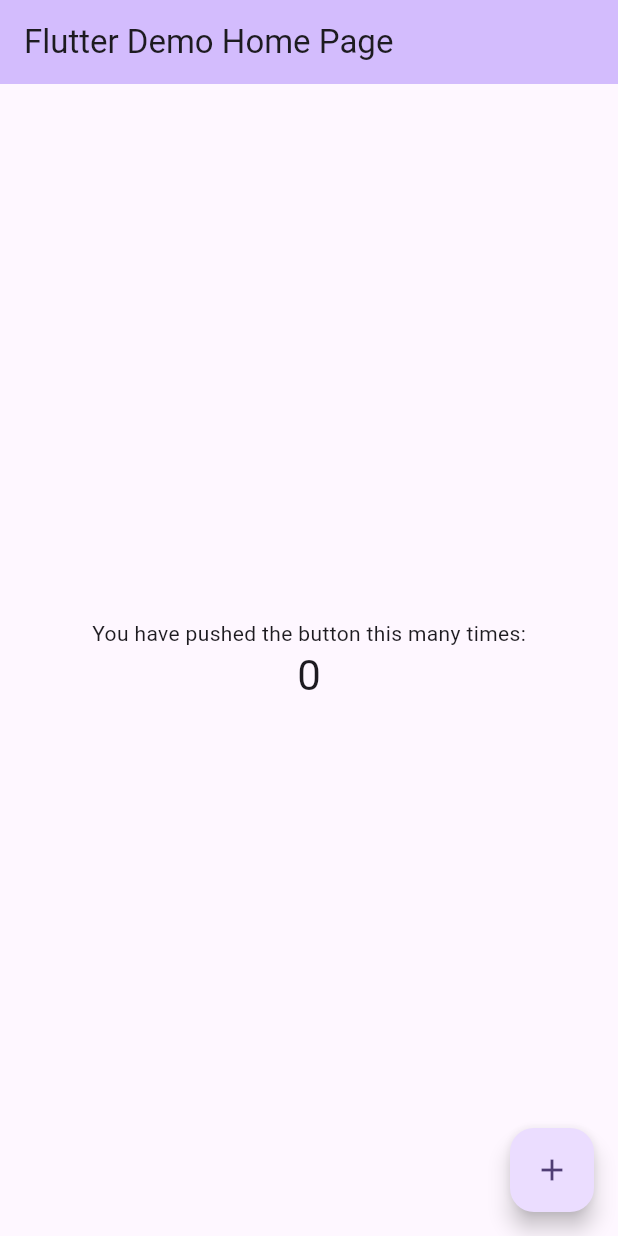
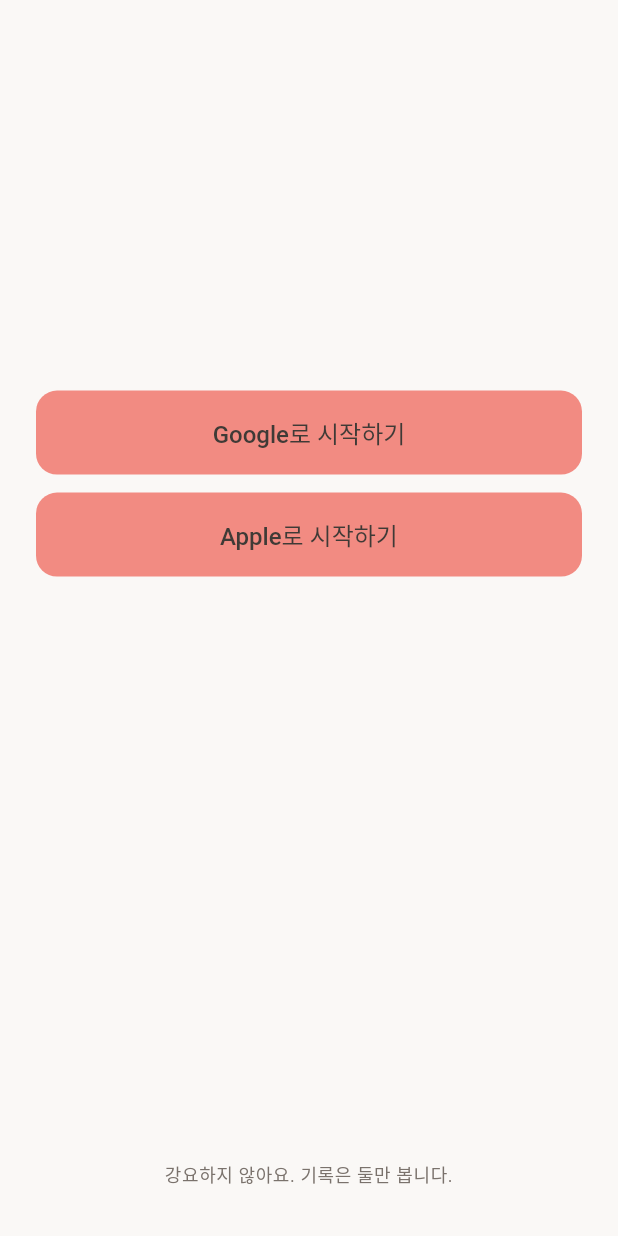
Before and after one commit to iplepine/nodtry, a Flutter app: the screen it shows after launch, on a phone screen of 412 x 824 dp. Run offline on Flutter 3.47's test engine with Material 3 defaults, Android fonts, the light colour scheme and no system bars.

Commit message:
feat: Material 3 색상 시스템 적용 및 스플래시-로그인 화면 구현
- Material 3 Apricot Theme 색상 팔레트 적용
  - Primary (Apricot), Secondary (Warm Sand), Tertiary (Soft Coral)
  - Neutral (Cream & Warm Gray) 및 Semantic Colors
  - UI 요소별 컬러 매핑 가이드 추가
  - Flutter Material 3 적용 가이드 추가

- 스플래시-로그인 화면 구현
  - 스플래시 화면 (fade 애니메이션)
  - 로그인 화면 (Google/Apple 로그인 버튼)
  - Warm Accountability 디자인 시스템 적용

- 테마 시스템 구축
  - AppColors 클래스 (Material 3 Tone 시스템)
  - AppTheme 설정
  - PrimaryButton 위젯

- 디자인 스펙 업데이트
  - Material 3 컬러 시스템으로 전면 교체
  - 헤더/네비게이션, 카드 디자인 상세 가이드
  - 버튼 스타일 및 텍스트 대비 규칙

```diff
--- a/lib/main.dart
+++ b/lib/main.dart
@@ -1,122 +1,32 @@
 import 'package:flutter/material.dart';
+import 'package:flutter/services.dart';
+import 'screens/splash_screen.dart';
+import 'theme/app_theme.dart';
 
 void main() {
-  runApp(const MyApp());
+  WidgetsFlutterBinding.ensureInitialized();
+
+  // 상태바 스타일 설정 (iOS는 자동으로 처리됨)
+  SystemChrome.setSystemUIOverlayStyle(
+    const SystemUiOverlayStyle(
+      statusBarColor: Colors.transparent,
+      statusBarIconBrightness: Brightness.dark,
+    ),
+  );
+
+  runApp(const OnMyBehalfApp());
 }
 
-class MyApp extends StatelessWidget {
-  const MyApp({super.key});
+class OnMyBehalfApp extends StatelessWidget {
+  const OnMyBehalfApp({super.key});
 
-  // This widget is the root of your application.
   @override
   Widget build(BuildContext context) {
     return MaterialApp(
-      title: 'Flutter Demo',
-      theme: ThemeData(
-        // This is the theme of your application.
-        //
-        // TRY THIS: Try running your application with "flutter run". You'll see
-        // the application has a purple toolbar. Then, without quitting the app,
-        // try changing the seedColor in the colorScheme below to Colors.green
-        // and then invoke "hot reload" (save your changes or press the "hot
-        // reload" button in a Flutter-supported IDE, or press "r" if you used
-        // the command line to start the app).
-        //
-        // Notice that the counter didn't reset back to zero; the application
-        // state is not lost during the reload. To reset the state, use hot
-        // restart instead.
-        //
-        // This works for code too, not just values: Most code changes can be
-        // tested with just a hot reload.
-        colorScheme: ColorScheme.fromSeed(seedColor: Colors.deepPurple),
-      ),
-      home: const MyHomePage(title: 'Flutter Demo Home Page'),
+      title: 'OnMyBehalf',
+      debugShowCheckedModeBanner: false,
+      theme: AppTheme.lightTheme,
+      home: const SplashScreen(),
     );
   }
 }
-
-class MyHomePage extends StatefulWidget {
-  const MyHomePage({super.key, required this.title});
-
-  // This widget is the home page of your application. It is stateful, meaning
-  // that it has a State object (defined below) that contains fields that affect
-  // how it looks.
-
-  // This class is the configuration for the state. It holds the values (in this
-  // case the title) provided by the parent (in this case the App widget) and
-  // used by the build method of the State. Fields in a Widget subclass are
-  // always marked "final".
-
-  final String title;
-
-  @override
-  State<MyHomePage> createState() => _MyHomePageState();
-}
-
-class _MyHomePageState extends State<MyHomePage> {
-  int _counter = 0;
-
-  void _incrementCounter() {
-    setState(() {
-      // This call to setState tells the Flutter framework that something has
-      // changed in this State, which causes it to rerun the build method below
-      // so that the display can reflect the updated values. If we changed
-      // _counter without calling setState(), then the build method would not be
-      // called again, and so nothing would appear to happen.
-      _counter++;
-    });
-  }
-
-  @override
-  Widget build(BuildContext context) {
-    // This method is rerun every time setState is called, for instance as done
-    // by the _incrementCounter method above.
-    //
-    // The Flutter framework has been optimized to make rerunning build methods
-    // fast, so that you can just rebuild anything that needs updating rather
-    // than having to individually change instances of widgets.
-    return Scaffold(
-      appBar: AppBar(
-        // TRY THIS: Try changing the color here to a specific color (to
-        // Colors.amber, perhaps?) and trigger a hot reload to see the AppBar
-        // change color while the other colors stay the same.
-        backgroundColor: Theme.of(context).colorScheme.inversePrimary,
-        // Here we take the value from the MyHomePage object that was created by
-        // the App.build method, and use it to set our appbar title.
-        title: Text(widget.title),
-      ),
-      body: Center(
-        // Center is a layout widget. It takes a single child and positions it
-        // in the middle of the parent.
-        child: Column(
-          // Column is also a layout widget. It takes a list of children and
-          // arranges them vertically. By default, it sizes itself to fit its
-          // children horizontally, and tries to be as tall as its parent.
-          //
-          // Column has various properties to control how it sizes itself and
-          // how it positions its children. Here we use mainAxisAlignment to
-          // center the children vertically; the main axis here is the vertical
-          // axis because Columns are vertical (the cross axis would be
-          // horizontal).
-          //
-          // TRY THIS: Invoke "debug painting" (choose the "Toggle Debug Paint"
-          // action in the IDE, or press "p" in the console), to see the
-          // wireframe for each widget.
-          mainAxisAlignment: MainAxisAlignment.center,
-          children: <Widget>[
-            const Text('You have pushed the button this many times:'),
-            Text(
-              '$_counter',
-              style: Theme.of(context).textTheme.headlineMedium,
-            ),
-          ],
-        ),
-      ),
-      floatingActionButton: FloatingActionButton(
-        onPressed: _incrementCounter,
-        tooltip: 'Increment',
-        child: const Icon(Icons.add),
-      ), // This trailing comma makes auto-formatting nicer for build methods.
-    );
-  }
-}
--- /dev/null
+++ b/lib/screens/login_screen.dart
@@ -0,0 +1,95 @@
+import 'package:flutter/material.dart';
+import '../theme/app_colors.dart';
+import '../widgets/primary_button.dart';
+
+class LoginScreen extends StatefulWidget {
+  const LoginScreen({super.key});
+
+  @override
+  State<LoginScreen> createState() => _LoginScreenState();
+}
+
+class _LoginScreenState extends State<LoginScreen> {
+  bool _isGoogleLoading = false;
+  bool _isAppleLoading = false;
+
+  Future<void> _handleGoogleLogin() async {
+    setState(() {
+      _isGoogleLoading = true;
+    });
+
+    // TODO: Google 로그인 로직 구현
+    await Future.delayed(const Duration(seconds: 1));
+
+    if (mounted) {
+      setState(() {
+        _isGoogleLoading = false;
+      });
+      // TODO: 로그인 성공 후 다음 화면으로 이동
+    }
+  }
+
+  Future<void> _handleAppleLogin() async {
+    setState(() {
+      _isAppleLoading = true;
+    });
+
+    // TODO: Apple 로그인 로직 구현
+    await Future.delayed(const Duration(seconds: 1));
+
+    if (mounted) {
+      setState(() {
+        _isAppleLoading = false;
+      });
+      // TODO: 로그인 성공 후 다음 화면으로 이동
+    }
+  }
+
+  @override
+  Widget build(BuildContext context) {
+    return Scaffold(
+      backgroundColor: AppColors.warmOffWhite,
+      body: SafeArea(
+        child: Padding(
+          padding: const EdgeInsets.symmetric(horizontal: 24),
+          child: Column(
+            children: [
+              // 상단 여백
+              const Spacer(flex: 2),
+
+              // 중앙: 로그인 버튼
+              Column(
+                children: [
+                  PrimaryButton(
+                    text: 'Google로 시작하기',
+                    onPressed: _handleGoogleLogin,
+                    isLoading: _isGoogleLoading,
+                  ),
+                  const SizedBox(height: 12),
+                  PrimaryButton(
+                    text: 'Apple로 시작하기',
+                    onPressed: _handleAppleLogin,
+                    isLoading: _isAppleLoading,
+                  ),
+                ],
+              ),
+
+              // 하단: 신뢰 메시지
+              const Spacer(flex: 3),
+              Padding(
+                padding: const EdgeInsets.only(bottom: 32),
+                child: Text(
+                  '강요하지 않아요. 기록은 둘만 봅니다.',
+                  style: Theme.of(context).textTheme.bodySmall?.copyWith(
+                        color: AppColors.secondaryText,
+                      ),
+                  textAlign: TextAlign.center,
+                ),
+              ),
+            ],
+          ),
+        ),
+      ),
+    );
+  }
+}
--- /dev/null
+++ b/lib/theme/app_colors.dart
@@ -0,0 +1,27 @@
+import 'package:flutter/material.dart';
+
+/// OnMyBehalf Warm Accountability Design System Colors
+class AppColors {
+  AppColors._();
+
+  // Primary Color - 신뢰 & 응원
+  static const Color warmCoral = Color(0xFFF28B82);
+
+  // Secondary Color - 안정 & 지속
+  static const Color softSageGreen = Color(0xFF8FAE9E);
+
+  // Background Colors
+  static const Color warmOffWhite = Color(0xFFFAF8F6);
+  static const Color lightSand = Color(0xFFF2ECE7);
+
+  // Text Colors
+  static const Color primaryText = Color(0xFF3F3A36);
+  static const Color secondaryText = Color(0xFF7A726C);
+
+  // Neutral / Divider
+  static const Color softGray = Color(0xFFD8D3CF);
+
+  // Status Colors
+  static const Color neutralGray = Color(0xFFCFCAC6); // 미보고
+  static const Color lightCoral = Color(0xFFF6B7B1); // 보고됨 (대기)
+}
--- /dev/null
+++ b/lib/theme/app_theme.dart
@@ -0,0 +1,78 @@
+import 'package:flutter/material.dart';
+import 'app_colors.dart';
+
+class AppTheme {
+  AppTheme._();
+
+  static ThemeData get lightTheme {
+    return ThemeData(
+      useMaterial3: true,
+      colorScheme: ColorScheme.light(
+        primary: AppColors.warmCoral,
+        surface: AppColors.lightSand,
+        onPrimary: AppColors.primaryText,
+        onSurface: AppColors.primaryText,
+      ),
+      scaffoldBackgroundColor: AppColors.warmOffWhite,
+      textTheme: const TextTheme(
+        displayLarge: TextStyle(
+          color: AppColors.primaryText,
+          fontSize: 32,
+          fontWeight: FontWeight.w400,
+        ),
+        displayMedium: TextStyle(
+          color: AppColors.primaryText,
+          fontSize: 28,
+          fontWeight: FontWeight.w400,
+        ),
+        displaySmall: TextStyle(
+          color: AppColors.primaryText,
+          fontSize: 24,
+          fontWeight: FontWeight.w400,
+        ),
+        headlineMedium: TextStyle(
+          color: AppColors.primaryText,
+          fontSize: 20,
+          fontWeight: FontWeight.w400,
+        ),
+        bodyLarge: TextStyle(
+          color: AppColors.primaryText,
+          fontSize: 16,
+          fontWeight: FontWeight.w400,
+        ),
+        bodyMedium: TextStyle(
+          color: AppColors.primaryText,
+          fontSize: 14,
+          fontWeight: FontWeight.w400,
+        ),
+        bodySmall: TextStyle(
+          color: AppColors.secondaryText,
+          fontSize: 12,
+          fontWeight: FontWeight.w400,
+        ),
+      ),
+      elevatedButtonTheme: ElevatedButtonThemeData(
+        style: ElevatedButton.styleFrom(
+          backgroundColor: AppColors.warmCoral,
+          foregroundColor: AppColors.primaryText,
+          elevation: 0,
+          padding: const EdgeInsets.symmetric(horizontal: 24, vertical: 16),
+          shape: RoundedRectangleBorder(
+            borderRadius: BorderRadius.circular(14),
+          ),
+          textStyle: const TextStyle(
+            fontSize: 16,
+            fontWeight: FontWeight.w500,
+          ),
+        ),
+      ),
+      cardTheme: CardThemeData(
+        color: AppColors.lightSand,
+        elevation: 0,
+        shape: RoundedRectangleBorder(
+          borderRadius: BorderRadius.circular(16),
+        ),
+      ),
+    );
+  }
+}
--- /dev/null
+++ b/lib/widgets/primary_button.dart
@@ -0,0 +1,50 @@
+import 'package:flutter/material.dart';
+import '../theme/app_colors.dart';
+
+class PrimaryButton extends StatelessWidget {
+  final String text;
+  final VoidCallback? onPressed;
+  final bool isLoading;
+
+  const PrimaryButton({
+    super.key,
+    required this.text,
+    this.onPressed,
+    this.isLoading = false,
+  });
+
+  @override
+  Widget build(BuildContext context) {
+    return SizedBox(
+      width: double.infinity,
+      child: ElevatedButton(
+        onPressed: isLoading ? null : onPressed,
+        style: ElevatedButton.styleFrom(
+          backgroundColor: AppColors.warmCoral,
+          foregroundColor: AppColors.primaryText,
+          elevation: 0,
+          padding: const EdgeInsets.symmetric(horizontal: 24, vertical: 16),
+          shape: RoundedRectangleBorder(
+            borderRadius: BorderRadius.circular(14),
+          ),
+        ),
+        child: isLoading
+            ? const SizedBox(
+                width: 20,
+                height: 20,
+                child: CircularProgressIndicator(
+                  strokeWidth: 2,
+                  valueColor: AlwaysStoppedAnimation<Color>(AppColors.primaryText),
+                ),
+              )
+            : Text(
+                text,
+                style: const TextStyle(
+                  fontSize: 16,
+                  fontWeight: FontWeight.w500,
+                ),
+              ),
+      ),
+    );
+  }
+}
```
Also changed, not shown: lib/screens/splash_screen.dart (added, +114 -0 lines), 4 other files.
